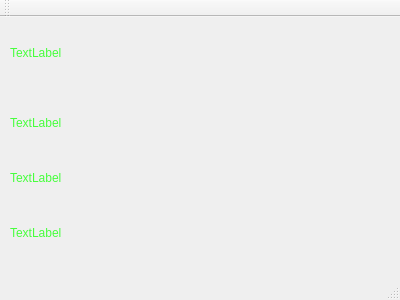
Above: mainwindow.ui from calebickler/Capstone_Qt_Cpp_Program before the change. Below: the same form after it.
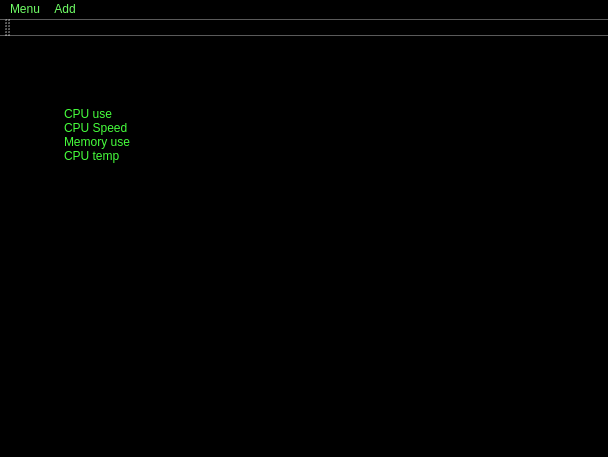
That is the form after the change.

Commit message: added listbox, created menus with metrics toggle

Diff of the .ui file:
```diff
--- a/mainwindow.ui
+++ b/mainwindow.ui
@@ -6,77 +6,62 @@
    <rect>
     <x>0</x>
     <y>0</y>
-    <width>400</width>
-    <height>300</height>
+    <width>608</width>
+    <height>457</height>
    </rect>
   </property>
   <property name="windowTitle">
    <string>MainWindow</string>
   </property>
+  <property name="styleSheet">
+   <string notr="true">background-color: black;
+color: rgb(112, 255, 102)</string>
+  </property>
   <widget class="QWidget" name="centralWidget">
-   <widget class="QLabel" name="MemoryUse">
+   <widget class="QListWidget" name="mainList">
     <property name="geometry">
      <rect>
-      <x>10</x>
-      <y>20</y>
-      <width>141</width>
-      <height>31</height>
+      <x>60</x>
+      <y>70</y>
+      <width>441</width>
+      <height>321</height>
      </rect>
     </property>
     <property name="styleSheet">
      <string notr="true">color: rgb(70, 255, 60)</string>
     </property>
-    <property name="text">
-     <string>TextLabel</string>
-    </property>
-   </widget>
-   <widget class="QLabel" name="CPUuse">
-    <property name="geometry">
-     <rect>
-      <x>10</x>
-      <y>90</y>
-      <width>121</width>
-      <height>31</height>
-     </rect>
-    </property>
-    <property name="styleSheet">
-     <string notr="true">color: rgb(70, 255, 60)</string>
-    </property>
-    <property name="text">
-     <string>TextLabel</string>
-    </property>
-   </widget>
-   <widget class="QLabel" name="CPUtemp">
-    <property name="geometry">
-     <rect>
-      <x>10</x>
-      <y>140</y>
-      <width>121</width>
-      <height>41</height>
-     </rect>
-    </property>
-    <property name="styleSheet">
-     <string notr="true">color: rgb(70, 255, 60);</string>
-    </property>
-    <property name="text">
-     <string>TextLabel</string>
-    </property>
-   </widget>
-   <widget class="QLabel" name="CPUspeed">
-    <property name="geometry">
-     <rect>
-      <x>10</x>
-      <y>200</y>
-      <width>321</width>
-      <height>31</height>
-     </rect>
-    </property>
-    <property name="styleSheet">
-     <string notr="true">color: rgb(70, 255, 60)</string>
-    </property>
-    <property name="text">
-     <string>TextLabel</string>
-    </property>
+    <item>
+     <property name="text">
+      <string>CPU use</string>
+     </property>
+     <property name="background">
+      <brush brushstyle="NoBrush">
+       <color alpha="255">
+        <red>109</red>
+        <green>203</green>
+        <blue>92</blue>
+       </color>
+      </brush>
+     </property>
+    </item>
+    <item>
+     <property name="text">
+      <string>CPU Speed</string>
+     </property>
+     <property name="whatsThis">
+      <string>CPUspeed</string>
+     </property>
+    </item>
+    <item>
+     <property name="text">
+      <string>Memory use</string>
+     </property>
+    </item>
+    <item>
+     <property name="text">
+      <string>CPU temp</string>
+     </property>
+    </item>
    </widget>
   </widget>
   <widget class="QMenuBar" name="menuBar">
@@ -84,10 +69,75 @@
     <rect>
      <x>0</x>
      <y>0</y>
-     <width>400</width>
+     <width>608</width>
      <height>21</height>
     </rect>
    </property>
+   <widget class="QMenu" name="menuFile">
+    <property name="title">
+     <string>Menu</string>
+    </property>
+    <widget class="QMenu" name="menuRefresh_Rate">
+     <property name="title">
+      <string>Refresh Rate</string>
+     </property>
+     <addaction name="action5_Low"/>
+     <addaction name="action4"/>
+     <addaction name="action3_Medium"/>
+     <addaction name="action2"/>
+     <addaction name="action1_High"/>
+    </widget>
+    <addaction name="actionStart"/>
+    <addaction name="actionStop"/>
+    <addaction name="separator"/>
+    <addaction name="menuRefresh_Rate"/>
+    <addaction name="actionDisplay_Settings"/>
+    <addaction name="separator"/>
+    <addaction name="actionExit"/>
+   </widget>
+   <widget class="QMenu" name="menuAdd">
+    <property name="title">
+     <string>Add</string>
+    </property>
+    <widget class="QMenu" name="menuMemory_Useage">
+     <property name="title">
+      <string>Memory Useage</string>
+     </property>
+     <addaction name="actionNumeric_Display"/>
+     <addaction name="actionSession_High_Low"/>
+     <addaction name="actionGraph_Display"/>
+    </widget>
+    <widget class="QMenu" name="menuCPU_Useage">
+     <property name="title">
+      <string>CPU Useage</string>
+     </property>
+     <addaction name="actionNumeric_Display_2"/>
+     <addaction name="actionSession_High_Low_2"/>
+     <addaction name="actionGraph_Display_2"/>
+    </widget>
+    <widget class="QMenu" name="menuCPU_Speed">
+     <property name="title">
+      <string>CPU Speed</string>
+     </property>
+     <addaction name="actionNumeric_Display_3"/>
+     <addaction name="actionSession_High_Low_3"/>
+     <addaction name="actionGraph_Display_3"/>
+    </widget>
+    <widget class="QMenu" name="menuCPU_Temp">
+     <property name="title">
+      <string>CPU Temp</string>
+     </property>
+     <addaction name="actionNumeric_Display_4"/>
+     <addaction name="actionSession_High_Low_4"/>
+     <addaction name="actionGraph_Display_4"/>
+    </widget>
+    <addaction name="menuMemory_Useage"/>
+    <addaction name="menuCPU_Useage"/>
+    <addaction name="menuCPU_Speed"/>
+    <addaction name="menuCPU_Temp"/>
+   </widget>
+   <addaction name="menuFile"/>
+   <addaction name="menuAdd"/>
   </widget>
   <widget class="QToolBar" name="mainToolBar">
    <attribute name="toolBarArea">
```
Left out of the diff: 124 changed lines with no effect on the pictures. The commit also changes 4 other files.
